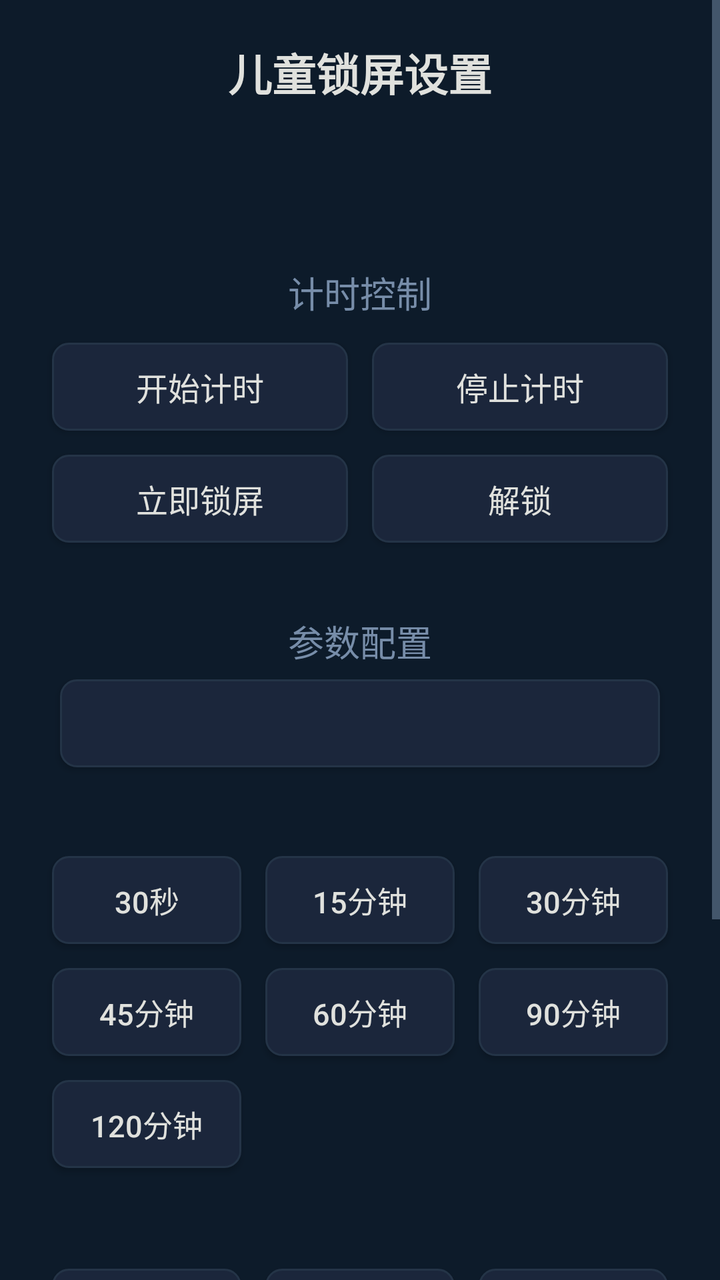
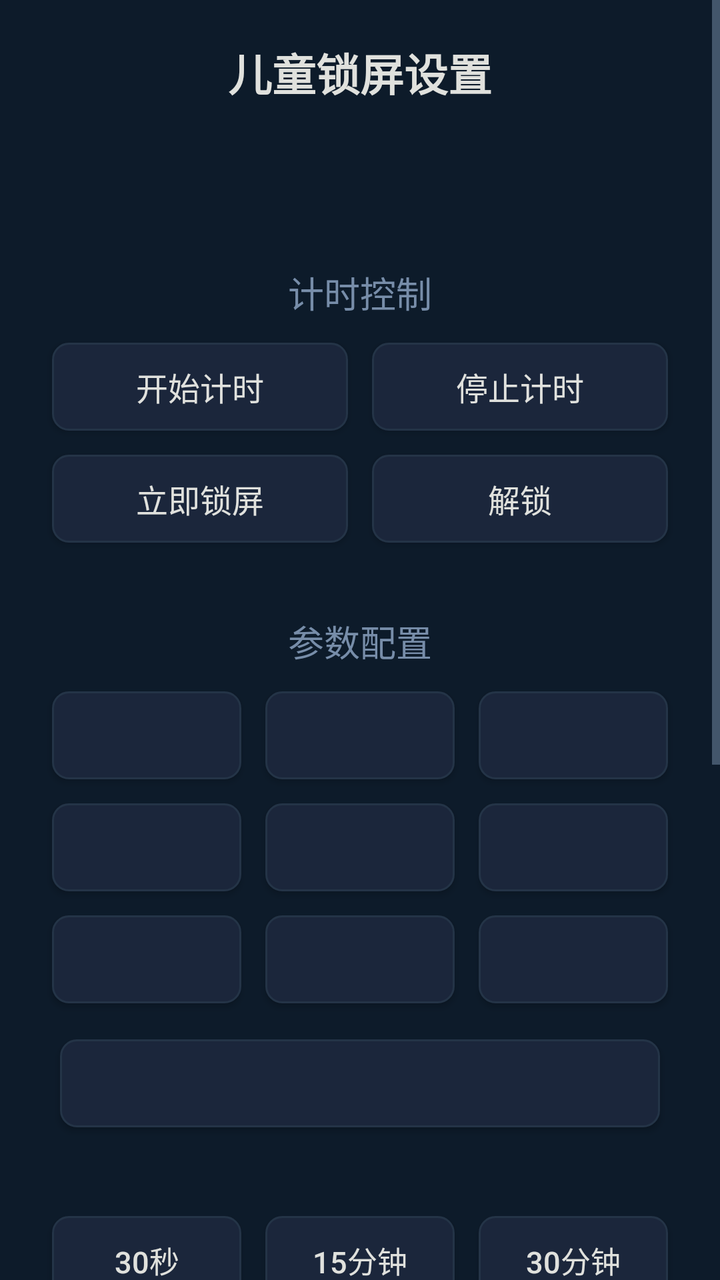

An Android layout rendered at two revisions. The XML below is the earlier revision; the diff shows what the commit changed to produce the second picture.
<!-- AndroidManifest.xml: application theme Theme.KidsLock -->
<!-- res/layout/activity_main.xml -->
<?xml version="1.0" encoding="utf-8"?>
<ScrollView xmlns:android="http://schemas.android.com/apk/res/android"
    android:layout_width="match_parent"
    android:layout_height="match_parent"
    android:background="@color/settings_bg"
    android:fillViewport="true">

    <LinearLayout
        android:layout_width="match_parent"
        android:layout_height="wrap_content"
        android:orientation="vertical"
        android:padding="@dimen/tv_margin_h"
        android:gravity="center_horizontal">

        
        <TextView
            android:layout_width="wrap_content"
            android:layout_height="wrap_content"
            android:text="@string/settings_title"
            android:textColor="@color/accent"
            android:textSize="@dimen/text_title"
            android:textStyle="bold"
            android:layout_marginBottom="@dimen/spacing_medium" />

        
        <TextView
            android:id="@+id/tvStatus"
            android:layout_width="wrap_content"
            android:layout_height="wrap_content"
            android:textColor="@color/text_primary"
            android:textSize="@dimen/text_subtitle"
            android:layout_marginBottom="@dimen/spacing_small" />

        <TextView
            android:id="@+id/tvRemaining"
            android:layout_width="wrap_content"
            android:layout_height="wrap_content"
            android:textColor="@color/highlight"
            android:textSize="@dimen/text_body"
            android:layout_marginBottom="@dimen/spacing_large" />

        
        <TextView
            android:layout_width="wrap_content"
            android:layout_height="wrap_content"
            android:text="@string/section_timer"
            android:textColor="@color/highlight"
            android:textSize="@dimen/text_subtitle"
            android:layout_marginBottom="@dimen/spacing_small" />

        <GridLayout
            android:layout_width="match_parent"
            android:layout_height="wrap_content"
            android:columnCount="2"
            android:layout_marginBottom="@dimen/spacing_medium">

            <Button
                android:id="@+id/btnStartTimer"
                android:layout_width="0dp"
                android:layout_columnWeight="1"
                android:layout_height="@dimen/btn_height"
                android:layout_margin="@dimen/btn_margin"
                android:text="@string/btn_start_timer"
                android:textSize="@dimen/text_button"
                android:background="@drawable/btn_settings_bg"
                android:textColor="@color/btn_text"
                android:focusable="true"
                android:clickable="true" />

            <Button
                android:id="@+id/btnStopTimer"
                android:layout_width="0dp"
                android:layout_columnWeight="1"
                android:layout_height="@dimen/btn_height"
                android:layout_margin="@dimen/btn_margin"
                android:text="@string/btn_stop_timer"
                android:textSize="@dimen/text_button"
                android:background="@drawable/btn_settings_bg"
                android:textColor="@color/btn_text"
                android:focusable="true"
                android:clickable="true" />

            <Button
                android:id="@+id/btnLockNow"
                android:layout_width="0dp"
                android:layout_columnWeight="1"
                android:layout_height="@dimen/btn_height"
                android:layout_margin="@dimen/btn_margin"
                android:text="@string/btn_lock_now"
                android:textSize="@dimen/text_button"
                android:background="@drawable/btn_settings_bg"
                android:textColor="@color/btn_text"
                android:focusable="true"
                android:clickable="true" />

            <Button
                android:id="@+id/btnUnlock"
                android:layout_width="0dp"
                android:layout_columnWeight="1"
                android:layout_height="@dimen/btn_height"
                android:layout_margin="@dimen/btn_margin"
                android:text="@string/btn_unlock"
                android:textSize="@dimen/text_button"
                android:background="@drawable/btn_settings_bg"
                android:textColor="@color/btn_text"
                android:focusable="true"
                android:clickable="true" />
        </GridLayout>

        
        <TextView
            android:layout_width="wrap_content"
            android:layout_height="wrap_content"
            android:text="@string/section_config"
            android:textColor="@color/highlight"
            android:textSize="@dimen/text_subtitle"
            android:layout_marginTop="@dimen/spacing_large"
            android:layout_marginBottom="@dimen/spacing_small" />

        
        <Button
            android:id="@+id/btnAutoStart"
            android:layout_width="wrap_content"
            android:layout_height="@dimen/btn_height"
            android:layout_marginBottom="@dimen/spacing_medium"
            android:minWidth="300dp"
            android:textSize="@dimen/text_button"
            android:background="@drawable/btn_settings_bg"
            android:textColor="@color/btn_text"
            android:focusable="true"
            android:clickable="true" />

        
        <TextView
            android:id="@+id/tvWatchTime"
            android:layout_width="wrap_content"
            android:layout_height="wrap_content"
            android:textColor="@color/text_primary"
            android:textSize="@dimen/text_body"
            android:layout_marginBottom="@dimen/spacing_small" />

        <GridLayout
            android:layout_width="match_parent"
            android:layout_height="wrap_content"
            android:columnCount="3"
            android:layout_marginBottom="@dimen/spacing_medium">

            <Button android:id="@+id/btnTime30s"
                android:layout_width="0dp"
                android:layout_columnWeight="1"
                android:layout_height="@dimen/btn_height"
                android:layout_margin="@dimen/btn_margin"
                android:text="30秒"
                android:textSize="@dimen/text_body"
                android:background="@drawable/btn_settings_bg"
                android:textColor="@color/btn_text"
                android:focusable="true"
                android:clickable="true" />
            <Button android:id="@+id/btnTime15"
                android:layout_width="0dp"
                android:layout_columnWeight="1"
                android:layout_height="@dimen/btn_height"
                android:layout_margin="@dimen/btn_margin"
                android:text="15分钟"
                android:textSize="@dimen/text_body"
                android:background="@drawable/btn_settings_bg"
                android:textColor="@color/btn_text"
                android:focusable="true"
                android:clickable="true" />
            <Button android:id="@+id/btnTime30"
                android:layout_width="0dp"
                android:layout_columnWeight="1"
                android:layout_height="@dimen/btn_height"
                android:layout_margin="@dimen/btn_margin"
                android:text="30分钟"
                android:textSize="@dimen/text_body"
                android:background="@drawable/btn_settings_bg"
                android:textColor="@color/btn_text"
                android:focusable="true"
                android:clickable="true" />
            <Button android:id="@+id/btnTime45"
                android:layout_width="0dp"
                android:layout_columnWeight="1"
                android:layout_height="@dimen/btn_height"
                android:layout_margin="@dimen/btn_margin"
                android:text="45分钟"
                android:textSize="@dimen/text_body"
                android:background="@drawable/btn_settings_bg"
                android:textColor="@color/btn_text"
                android:focusable="true"
                android:clickable="true" />
            <Button android:id="@+id/btnTime60"
                android:layout_width="0dp"
                android:layout_columnWeight="1"
                android:layout_height="@dimen/btn_height"
                android:layout_margin="@dimen/btn_margin"
                android:text="60分钟"
                android:textSize="@dimen/text_body"
                android:background="@drawable/btn_settings_bg"
                android:textColor="@color/btn_text"
                android:focusable="true"
                android:clickable="true" />
            <Button android:id="@+id/btnTime90"
                android:layout_width="0dp"
                android:layout_columnWeight="1"
                android:layout_height="@dimen/btn_height"
                android:layout_margin="@dimen/btn_margin"
                android:text="90分钟"
                android:textSize="@dimen/text_body"
                android:background="@drawable/btn_settings_bg"
                android:textColor="@color/btn_text"
                android:focusable="true"
                android:clickable="true" />
            <Button android:id="@+id/btnTime120"
                android:layout_width="0dp"
                android:layout_columnWeight="1"
                android:layout_height="@dimen/btn_height"
                android:layout_margin="@dimen/btn_margin"
                android:text="120分钟"
                android:textSize="@dimen/text_body"
                android:background="@drawable/btn_settings_bg"
                android:textColor="@color/btn_text"
                android:focusable="true"
                android:clickable="true" />
        </GridLayout>

        
        <TextView
            android:id="@+id/tvUnlockCount"
            android:layout_width="wrap_content"
            android:layout_height="wrap_content"
            android:textColor="@color/text_primary"
            android:textSize="@dimen/text_body"
            android:layout_marginBottom="@dimen/spacing_small" />

        <GridLayout
            android:layout_width="match_parent"
            android:layout_height="wrap_content"
            android:columnCount="3"
            android:layout_marginBottom="@dimen/spacing_medium">

            <Button android:id="@+id/btnUnlock3"
                android:layout_width="0dp"
                android:layout_columnWeight="1"
                android:layout_height="@dimen/btn_height"
                android:layout_margin="@dimen/btn_margin"
                android:text="3题"
                android:textSize="@dimen/text_body"
                android:background="@drawable/btn_settings_bg"
                android:textColor="@color/btn_text"
                android:focusable="true"
                android:clickable="true" />
            <Button android:id="@+id/btnUnlock5"
                android:layout_width="0dp"
                android:layout_columnWeight="1"
                android:layout_height="@dimen/btn_height"
                android:layout_margin="@dimen/btn_margin"
                android:text="5题"
                android:textSize="@dimen/text_body"
                android:background="@drawable/btn_settings_bg"
                android:textColor="@color/btn_text"
                android:focusable="true"
                android:clickable="true" />
            <Button android:id="@+id/btnUnlock10"
                android:layout_width="0dp"
                android:layout_columnWeight="1"
                android:layout_height="@dimen/btn_height"
                android:layout_margin="@dimen/btn_margin"
                android:text="10题"
                android:textSize="@dimen/text_body"
                android:background="@drawable/btn_settings_bg"
                android:textColor="@color/btn_text"
                android:focusable="true"
                android:clickable="true" />
        </GridLayout>

        
        <Button
            android:id="@+id/btnSetPin"
            android:layout_width="wrap_content"
            android:layout_height="@dimen/btn_height"
            android:layout_marginTop="@dimen/spacing_medium"
            android:minWidth="300dp"
            android:text="@string/btn_set_pin"
            android:textSize="@dimen/text_button"
            android:background="@drawable/btn_settings_bg"
            android:textColor="@color/btn_text"
            android:focusable="true"
            android:clickable="true" />

        
        <TextView
            android:layout_width="wrap_content"
            android:layout_height="wrap_content"
            android:text="默认PIN码：1234"
            android:textColor="@color/text_secondary"
            android:textSize="@dimen/text_body"
            android:layout_marginTop="@dimen/spacing_large" />

        <TextView
            android:layout_width="wrap_content"
            android:layout_height="wrap_content"
            android:text="计时开始后，到时自动锁屏\n重启电视后仍保持锁屏\n解锁需连续答对五年级水平汉字"
            android:textColor="@color/text_secondary"
            android:textSize="@dimen/text_body"
            android:gravity="center"
            android:layout_marginTop="@dimen/spacing_small"
            android:lineSpacingExtra="4dp" />

    </LinearLayout>
</ScrollView>
<!-- resources referenced by this layout -->
<resources>
  <color name="accent">#E0E1DD</color>
  <color name="btn_text">#E0E1DD</color>
  <color name="highlight">#778DA9</color>
  <color name="settings_bg">#0D1B2A</color>
  <color name="text_primary">#E0E1DD</color>
  <color name="text_secondary">#778DA9</color>
  <dimen name="btn_height">44dp</dimen>
  <dimen name="btn_margin">6dp</dimen>
  <dimen name="spacing_large">18dp</dimen>
  <dimen name="spacing_medium">12dp</dimen>
  <dimen name="spacing_small">6dp</dimen>
  <dimen name="text_body">15sp</dimen>
  <dimen name="text_button">16sp</dimen>
  <dimen name="text_subtitle">18sp</dimen>
  <dimen name="text_title">22sp</dimen>
  <dimen name="tv_margin_h">20dp</dimen>
  <!-- drawable btn_settings_bg (drawable) -->
  <?xml version="1.0" encoding="utf-8"?>
  <selector xmlns:android="http://schemas.android.com/apk/res/android">
      <item android:state_focused="true">
          <shape android:shape="rectangle">
              <solid android:color="@color/btn_focused" />
              <stroke android:width="2dp" android:color="@color/btn_focused_border" />
              <corners android:radius="@dimen/btn_corner" />
          </shape>
      </item>
      <item android:state_pressed="true">
          <shape android:shape="rectangle">
              <solid android:color="@color/btn_focused" />
              <corners android:radius="@dimen/btn_corner" />
          </shape>
      </item>
      <item>
          <shape android:shape="rectangle">
              <solid android:color="@color/btn_normal" />
              <stroke android:width="1dp" android:color="@color/bg_surface_light" />
              <corners android:radius="@dimen/btn_corner" />
          </shape>
      </item>
  </selector>
  <string name="btn_lock_now">立即锁屏</string>
  <string name="btn_set_pin">设置家长PIN</string>
  <string name="btn_start_timer">开始计时</string>
  <string name="btn_stop_timer">停止计时</string>
  <string name="btn_unlock">解锁</string>
  <string name="section_config">参数配置</string>
  <string name="section_timer">计时控制</string>
  <string name="settings_title">儿童锁屏设置</string>
  <style name="Theme.KidsLock" parent="Theme.AppCompat.NoActionBar">
          <item name="colorPrimary">@color/primary</item>
          <item name="colorPrimaryDark">@color/bg_dark</item>
          <item name="colorAccent">@color/highlight</item>
          <item name="android:windowBackground">@color/settings_bg</item>
          <item name="android:textColorPrimary">@color/text_primary</item>
          <item name="android:textColorSecondary">@color/text_secondary</item>
      </style>
  <color name="btn_focused">#415A77</color>
  <color name="btn_focused_border">#778DA9</color>
  <dimen name="btn_corner">8dp</dimen>
  <color name="btn_normal">#1B263B</color>
  <color name="bg_surface_light">#243447</color>
  <color name="primary">#415A77</color>
  <color name="bg_dark">#0D1B2A</color>
</resources>

<!-- the commit's change to res/layout/activity_main.xml (unified diff, before → after) -->
@@ -107,15 +107,70 @@
                 android:clickable="true" />
         </GridLayout>
 
-        
-        <TextView
-            android:layout_width="wrap_content"
-            android:layout_height="wrap_content"
-            android:text="@string/section_config"
-            android:textColor="@color/highlight"
-            android:textSize="@dimen/text_subtitle"
-            android:layout_marginTop="@dimen/spacing_large"
-            android:layout_marginBottom="@dimen/spacing_small" />
+          
+          <TextView
+              android:layout_width="wrap_content"
+              android:layout_height="wrap_content"
+              android:text="@string/section_config"
+              android:textColor="@color/highlight"
+              android:textSize="@dimen/text_subtitle"
+              android:layout_marginTop="@dimen/spacing_large"
+              android:layout_marginBottom="@dimen/spacing_small" />
+
+          
+          <GridLayout
+              android:layout_width="match_parent"
+              android:layout_height="wrap_content"
+              android:columnCount="3"
+              android:layout_marginBottom="@dimen/spacing_medium">
+
+              <Button android:id="@+id/bank00"
+                  android:layout_width="0dp" android:layout_columnWeight="1"
+                  android:layout_height="@dimen/btn_height" android:layout_margin="@dimen/btn_margin"
+                  android:textSize="@dimen/text_body" android:background="@drawable/btn_settings_bg"
+                  android:textColor="@color/btn_text" android:focusable="true" android:clickable="true" />
+              <Button android:id="@+id/bank01"
+                  android:layout_width="0dp" android:layout_columnWeight="1"
+                  android:layout_height="@dimen/btn_height" android:layout_margin="@dimen/btn_margin"
+                  android:textSize="@dimen/text_body" android:background="@drawable/btn_settings_bg"
+                  android:textColor="@color/btn_text" android:focusable="true" android:clickable="true" />
+              <Button android:id="@+id/bank02"
+                  android:layout_width="0dp" android:layout_columnWeight="1"
+                  android:layout_height="@dimen/btn_height" android:layout_margin="@dimen/btn_margin"
+                  android:textSize="@dimen/text_body" android:background="@drawable/btn_settings_bg"
+                  android:textColor="@color/btn_text" android:focusable="true" android:clickable="true" />
+              <Button android:id="@+id/bank10"
+                  android:layout_width="0dp" android:layout_columnWeight="1"
+                  android:layout_height="@dimen/btn_height" android:layout_margin="@dimen/btn_margin"
+                  android:textSize="@dimen/text_body" android:background="@drawable/btn_settings_bg"
+                  android:textColor="@color/btn_text" android:focusable="true" android:clickable="true" />
+              <Button android:id="@+id/bank11"
+                  android:layout_width="0dp" android:layout_columnWeight="1"
+                  android:layout_height="@dimen/btn_height" android:layout_margin="@dimen/btn_margin"
+                  android:textSize="@dimen/text_body" android:background="@drawable/btn_settings_bg"
+                  android:textColor="@color/btn_text" android:focusable="true" android:clickable="true" />
+              <Button android:id="@+id/bank12"
+                  android:layout_width="0dp" android:layout_columnWeight="1"
+                  android:layout_height="@dimen/btn_height" android:layout_margin="@dimen/btn_margin"
+                  android:textSize="@dimen/text_body" android:background="@drawable/btn_settings_bg"
+                  android:textColor="@color/btn_text" android:focusable="true" android:clickable="true" />
+              <Button android:id="@+id/bank20"
+                  android:layout_width="0dp" android:layout_columnWeight="1"
+                  android:layout_height="@dimen/btn_height" android:layout_margin="@dimen/btn_margin"
+                  android:textSize="@dimen/text_body" android:background="@drawable/btn_settings_bg"
+                  android:textColor="@color/btn_text" android:focusable="true" android:clickable="true" />
+              <Button android:id="@+id/bank21"
+                  android:layout_width="0dp" android:layout_columnWeight="1"
+                  android:layout_height="@dimen/btn_height" android:layout_margin="@dimen/btn_margin"
+                  android:textSize="@dimen/text_body" android:background="@drawable/btn_settings_bg"
+                  android:textColor="@color/btn_text" android:focusable="true" android:clickable="true" />
+              <Button android:id="@+id/bank22"
+                  android:layout_width="0dp" android:layout_columnWeight="1"
+                  android:layout_height="@dimen/btn_height" android:layout_margin="@dimen/btn_margin"
+                  android:textSize="@dimen/text_body" android:background="@drawable/btn_settings_bg"
+                  android:textColor="@color/btn_text" android:focusable="true" android:clickable="true" />
+          </GridLayout>
+
 
         
         <Button
